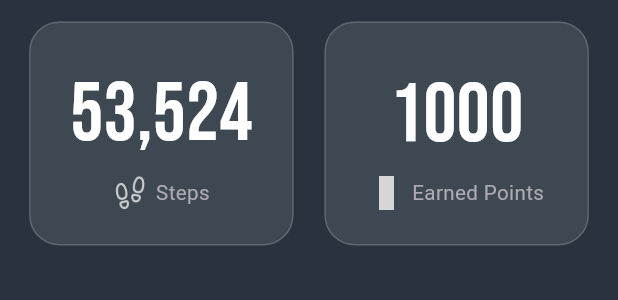
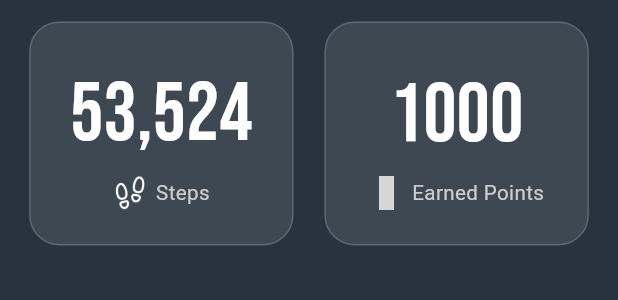
Before and after one commit to AbdoAnany/runner-app, a Flutter app: the TotalPointAndSteps widget shown alone on an empty page, opened directly, on a phone screen of 412 x 824 dp. Shown: the top 300 px of the screen. Run offline on Flutter 3.47's test engine with Material 3 defaults, Android fonts, the phone set to English and light mode, and no system bars; drawn by our look-alikes of toastification; our stand-ins replace carousel_slider, cloud_firestore, dartz, equatable, firebase_auth, firebase_core and 7 more; accounts and stored records are empty; network calls fail; grey boxes are pictures that could not be loaded.

Commit message:
final update

```diff
--- a/lib/core/style/app_style.dart
+++ b/lib/core/style/app_style.dart
@@ -82,6 +82,10 @@ class AppStyle{
       color: AppColors.textGray,
       fontWeight: FontWeight.w400,
 
+      fontSize: 12.w);  static TextStyle textStyle12GrayLightW400 =TextStyle(
+      color: AppColors.iconHomeColor,
+      fontWeight: FontWeight.w400,
+
       fontSize: 12.w);
   static TextStyle textStyle12PinkW400 =TextStyle(
       color: AppColors.dotColor,
--- a/lib/features/3_home/presentation/widgets/total_point_and_steps.dart
+++ b/lib/features/3_home/presentation/widgets/total_point_and_steps.dart
@@ -32,7 +32,7 @@ class TotalPointAndSteps extends StatelessWidget {
                 children: [
                   Image.asset(
                     AppImage.steps,
-                    color: AppColors.iconHomeColor,
+                    color: AppColors.white,
                     width: 20.w,
                     height: 20.h,
                   ),
@@ -41,7 +41,7 @@ class TotalPointAndSteps extends StatelessWidget {
                   ),
                   Text(
                     'Steps',
-                    style: AppStyle.textStyle12GrayW400,
+                    style: AppStyle.textStyle12GrayLightW400,
                   ),
                 ],
               )
@@ -63,7 +63,7 @@ class TotalPointAndSteps extends StatelessWidget {
                 children: [
                   Icon(
                     Iconsax.coin_1,
-                    color: AppColors.iconHomeColor,
+                    color: AppColors.white,
                     size: 20.w,
                   ),
                   SizedBox(
@@ -71,7 +71,7 @@ class TotalPointAndSteps extends StatelessWidget {
                   ),
                   Text(
                     'Earned Points',
-                    style: AppStyle.textStyle12GrayW400,
+                    style: AppStyle.textStyle12GrayLightW400,
                   ),
                 ],
               )
```
